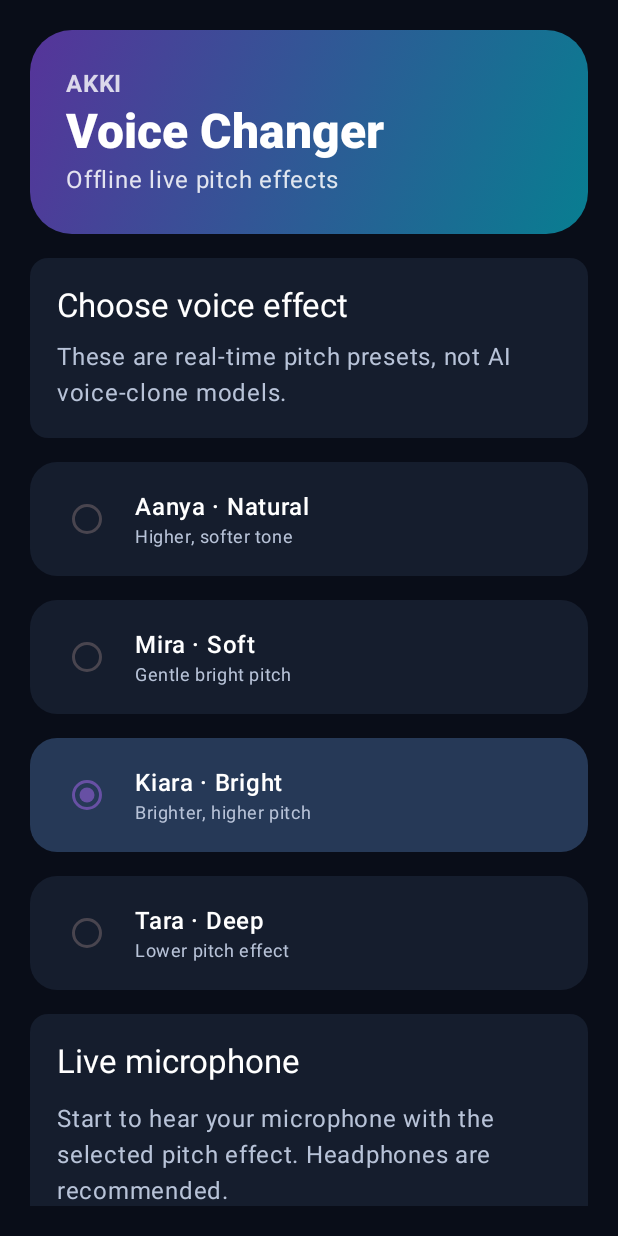
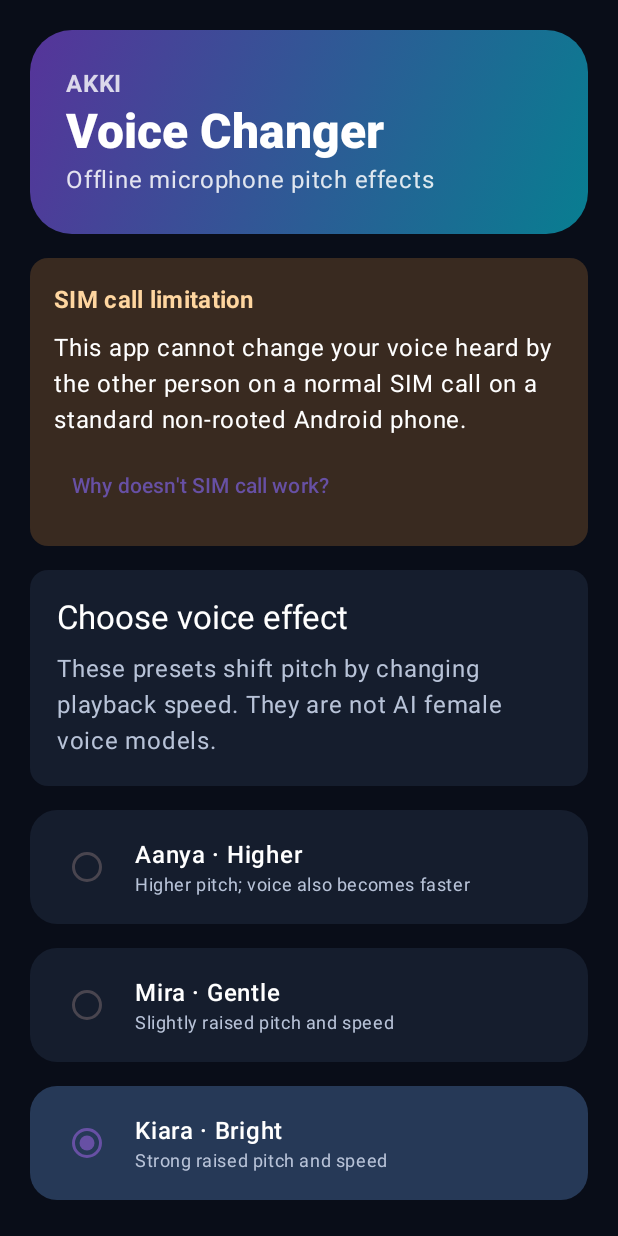
Before and after one commit to disantsinhofficial-dotcom/Akki-Voice-Changer, an Android app built with Jetpack Compose: the composable AkkiVoiceChangerApp shown on its own in the app's theme, after a tap on "Kiara · Bright", on a phone screen of 412 x 824 dp. Run offline under Robolectric (Android 15) with nearby library versions, the phone set to English and light mode, and no system bars; 3 other taps on this screen came first.

Commit message:
Improve audio lifecycle and clarify SIM call limitation

```diff
--- a/app/build.gradle.kts
+++ b/app/build.gradle.kts
@@ -12,8 +12,8 @@ android {
         applicationId = "com.akki.voicechanger"
         minSdk = 26
         targetSdk = 35
-        versionCode = 1
-        versionName = "0.1.0"
+        versionCode = 2
+        versionName = "0.2.0"
     }
 
     buildFeatures {
--- a/app/src/main/java/com/akki/voicechanger/LiveVoiceEngine.kt
+++ b/app/src/main/java/com/akki/voicechanger/LiveVoiceEngine.kt
@@ -6,76 +6,92 @@ import android.media.AudioFormat
 import android.media.AudioRecord
 import android.media.AudioTrack
 import android.media.MediaRecorder
-import android.media.AudioManager
+import java.util.concurrent.atomic.AtomicBoolean
 import kotlin.concurrent.thread
-import java.util.concurrent.atomic.AtomicBoolean
 
 /**
- * Low-latency experimental live pitch monitor.
- * Playback-rate pitch shifting changes both pitch and speed; it is not a neural voice-conversion model.
+ * Foreground-only local pitch monitor. Playback-rate shifting also changes speed.
+ * This class does not route audio into cellular or third-party app calls.
  */
 class LiveVoiceEngine(context: Context) {
-    private val audioManager = context.applicationContext.getSystemService(Context.AUDIO_SERVICE) as AudioManager
+    private val appContext = context.applicationContext
     private var recorder: AudioRecord? = null
     private var player: AudioTrack? = null
     private var worker: Thread? = null
     private val active = AtomicBoolean(false)
-    private var oldMode = AudioManager.MODE_NORMAL
-    private var oldSpeaker = false
 
-    @Suppress("DEPRECATION")
     @Synchronized
     fun start(pitchRatio: Float) {
         if (active.get()) return
         require(pitchRatio in 0.75f..1.55f) { "Unsupported pitch preset" }
+
         val sampleRate = 44100
-        val minIn = AudioRecord.getMinBufferSize(sampleRate, AudioFormat.CHANNEL_IN_MONO, AudioFormat.ENCODING_PCM_16BIT)
-        val minOut = AudioTrack.getMinBufferSize(sampleRate, AudioFormat.CHANNEL_OUT_MONO, AudioFormat.ENCODING_PCM_16BIT)
-        check(minIn > 0 && minOut > 0) { "Audio format is not supported" }
-        val bufferSize = maxOf(minIn, minOut, 4096) * 2
+        val minIn = AudioRecord.getMinBufferSize(
+            sampleRate, AudioFormat.CHANNEL_IN_MONO, AudioFormat.ENCODING_PCM_16BIT
+        )
+        val minOut = AudioTrack.getMinBufferSize(
+            sampleRate, AudioFormat.CHANNEL_OUT_MONO, AudioFormat.ENCODING_PCM_16BIT
+        )
+        check(minIn > 0) { "Microphone does not support the requested audio format ($minIn)" }
+        check(minOut > 0) { "Speaker does not support the requested audio format ($minOut)" }
+        val bufferSize = maxOf(minIn, minOut, 8192)
+
         val input = AudioRecord(
-            MediaRecorder.AudioSource.MIC, sampleRate,
-            AudioFormat.CHANNEL_IN_MONO, AudioFormat.ENCODING_PCM_16BIT, bufferSize
+            MediaRecorder.AudioSource.MIC,
+            sampleRate,
+            AudioFormat.CHANNEL_IN_MONO,
+            AudioFormat.ENCODING_PCM_16BIT,
+            bufferSize
         )
-        check(input.state == AudioRecord.STATE_INITIALIZED) { input.release(); "Microphone initialization failed" }
+        if (input.state != AudioRecord.STATE_INITIALIZED) {
+            input.release()
+            error("Microphone initialization failed")
+        }
+
         val output = AudioTrack.Builder()
             .setAudioAttributes(
                 AudioAttributes.Builder()
-                    .setUsage(AudioAttributes.USAGE_VOICE_COMMUNICATION)
-                    .setContentType(AudioAttributes.CONTENT_TYPE_SPEECH)
+                    .setUsage(AudioAttributes.USAGE_MEDIA)
+                    .setContentType(AudioAttributes.CONTENT_TYPE_MUSIC)
                     .build()
             )
             .setAudioFormat(
-                AudioFormat.Builder().setSampleRate(sampleRate)
+                AudioFormat.Builder()
+                    .setSampleRate(sampleRate)
                     .setEncoding(AudioFormat.ENCODING_PCM_16BIT)
-                    .setChannelMask(AudioFormat.CHANNEL_OUT_MONO).build()
+                    .setChannelMask(AudioFormat.CHANNEL_OUT_MONO)
+                    .build()
             )
             .setBufferSizeInBytes(bufferSize)
             .setTransferMode(AudioTrack.MODE_STREAM)
             .build()
-        check(output.state == AudioTrack.STATE_INITIALIZED) {
-            input.release(); output.release(); "Audio output initialization failed"
+
+        if (output.state != AudioTrack.STATE_INITIALIZED) {
+            input.release()
+            output.release()
+            error("Audio output initialization failed")
         }
-        oldMode = audioManager.mode
-        oldSpeaker = audioManager.isSpeakerphoneOn
-        audioManager.mode = AudioManager.MODE_IN_COMMUNICATION
-        audioManager.isSpeakerphoneOn = true
+
         try {
             output.setPlaybackRate((sampleRate * pitchRatio).toInt())
             input.startRecording()
+            check(input.recordingState == AudioRecord.RECORDSTATE_RECORDING) {
+                "Microphone did not enter recording state"
+            }
             output.play()
-        } catch (e: Exception) {
+        } catch (t: Throwable) {
+            try { input.stop() } catch (_: Exception) {}
             input.release()
             output.release()
-            audioManager.mode = oldMode
-            audioManager.isSpeakerphoneOn = oldSpeaker
-            throw e
+            throw t
         }
+
         recorder = input
         player = output
         active.set(true)
         worker = thread(name = "AkkiLivePitch", priority = Thread.MAX_PRIORITY) {
             val pcm = ShortArray(2048)
+            try {
                 while (active.get()) {
                     val count = input.read(pcm, 0, pcm.size, AudioRecord.READ_BLOCKING)
                     if (count > 0 && active.get()) {
@@ -85,23 +101,29 @@ class LiveVoiceEngine(context: Context) {
                         break
                     }
                 }
+            } catch (_: Exception) {
+                // Audio device can be disconnected or reclaimed by Android.
+            } finally {
                 active.set(false)
             }
         }
+    }
 
-    @Suppress("DEPRECATION")
     @Synchronized
     fun stop() {
         active.set(false)
-        try { recorder?.stop() } catch (_: Exception) {}
-        try { player?.pause(); player?.flush(); player?.stop() } catch (_: Exception) {}
-        try { worker?.join(300) } catch (_: InterruptedException) { Thread.currentThread().interrupt() }
-        recorder?.release()
-        player?.release()
+        val input = recorder
+        val output = player
+        try { input?.stop() } catch (_: Exception) {}
+        try { output?.pause() } catch (_: Exception) {}
+        try { output?.flush() } catch (_: Exception) {}
+        try { worker?.join(1000) } catch (_: InterruptedException) {
+            Thread.currentThread().interrupt()
+        }
+        try { input?.release() } catch (_: Exception) {}
+        try { output?.release() } catch (_: Exception) {}
         recorder = null
         player = null
         worker = null
-        audioManager.mode = oldMode
-        audioManager.isSpeakerphoneOn = oldSpeaker
     }
 }
--- a/app/src/main/java/com/akki/voicechanger/MainActivity.kt
+++ b/app/src/main/java/com/akki/voicechanger/MainActivity.kt
@@ -37,10 +37,10 @@ private fun AkkiVoiceChangerApp() {
     val context = LocalContext.current
     val presets = remember {
         listOf(
-            VoicePreset("Aanya · Natural", "Higher, softer tone", 1.28f),
-            VoicePreset("Mira · Soft", "Gentle bright pitch", 1.20f),
-            VoicePreset("Kiara · Bright", "Brighter, higher pitch", 1.38f),
-            VoicePreset("Tara · Deep", "Lower pitch effect", 0.88f)
+            VoicePreset("Aanya · Higher", "Higher pitch; voice also becomes faster", 1.28f),
+            VoicePreset("Mira · Gentle", "Slightly raised pitch and speed", 1.20f),
+            VoicePreset("Kiara · Bright", "Strong raised pitch and speed", 1.38f),
+            VoicePreset("Tara · Lower", "Lower pitch and slower playback", 0.88f)
         )
     }
     var selected by remember { mutableStateOf(presets[0]) }
@@ -48,11 +48,12 @@ private fun AkkiVoiceChangerApp() {
         mutableStateOf(ContextCompat.checkSelfPermission(context, Manifest.permission.RECORD_AUDIO) == PackageManager.PERMISSION_GRANTED)
     }
     var running by remember { mutableStateOf(false) }
-    var status by remember { mutableStateOf("Ready · choose a voice effect and start") }
+    var showSimInfo by remember { mutableStateOf(false) }
+    var status by remember { mutableStateOf("Ready · headphones recommended") }
     val engine = remember { LiveVoiceEngine(context) }
     val permission = rememberLauncherForActivityResult(ActivityResultContracts.RequestPermission()) { granted ->
         hasPermission = granted
-        status = if (granted) "Microphone permission granted" else "Microphone permission is required"
+        status = if (granted) "Microphone permission granted" else "Microphone permission denied"
     }
 
     DisposableEffect(Unit) {
@@ -74,14 +75,23 @@ private fun AkkiVoiceChangerApp() {
                     ) {
                         Text("AKKI", color = Color.White.copy(alpha = .8f), fontWeight = FontWeight.Bold)
                         Text("Voice Changer", color = Color.White, style = MaterialTheme.typography.headlineLarge, fontWeight = FontWeight.ExtraBold)
-                        Text("Offline live pitch effects", color = Color.White.copy(alpha = .85f))
+                        Text("Offline microphone pitch effects", color = Color.White.copy(alpha = .85f))
+                    }
+                }
+                item {
+                    Card(colors = CardDefaults.cardColors(containerColor = Color(0xFF392A20))) {
+                        Column(Modifier.fillMaxWidth().padding(16.dp), verticalArrangement = Arrangement.spacedBy(8.dp)) {
+                            Text("SIM call limitation", color = Color(0xFFFFD6A0), style = MaterialTheme.typography.titleMedium, fontWeight = FontWeight.Bold)
+                            Text("This app cannot change your voice heard by the other person on a normal SIM call on a standard non-rooted Android phone.", color = Color.White)
+                            TextButton(onClick = { showSimInfo = true }) { Text("Why doesn't SIM call work?") }
+                        }
                     }
                 }
                 item {
                     Card(colors = CardDefaults.cardColors(containerColor = Color(0xFF151D2D))) {
                         Column(Modifier.padding(18.dp), verticalArrangement = Arrangement.spacedBy(8.dp)) {
                             Text("Choose voice effect", color = Color.White, style = MaterialTheme.typography.titleLarge)
-                            Text("These are real-time pitch presets, not AI voice-clone models.", color = Color(0xFFB8C3D8))
+                            Text("These presets shift pitch by changing playback speed. They are not AI female voice models.", color = Color(0xFFB8C3D8))
                         }
                     }
                 }
@@ -104,10 +114,10 @@ private fun AkkiVoiceChangerApp() {
                 item {
                     Card(colors = CardDefaults.cardColors(containerColor = Color(0xFF151D2D))) {
                         Column(Modifier.fillMaxWidth().padding(18.dp), verticalArrangement = Arrangement.spacedBy(12.dp)) {
-                            Text("Live microphone", color = Color.White, style = MaterialTheme.typography.titleLarge)
+                            Text("Live microphone test", color = Color.White, style = MaterialTheme.typography.titleLarge)
                             Text(
-                                if (running) "Mic is being processed and monitored through the phone speaker. Use headphones to reduce feedback."
-                                else "Start to hear your microphone with the selected pitch effect. Headphones are recommended.",
+                                if (running) "Effect active. Your processed voice is played locally on this phone only; it is not sent into a call."
+                                else "Test the effect locally using headphones. Loudspeaker feedback can cause echo.",
                                 color = Color(0xFFB8C3D8)
                             )
                             if (!hasPermission) {
@@ -125,15 +135,15 @@ private fun AkkiVoiceChangerApp() {
                                             try {
                                                 engine.start(selected.ratio)
                                                 running = true
-                                                status = "Live effect active · ${selected.name}"
+                                                status = "Local pitch monitor active · ${selected.name}"
                                             } catch (e: Exception) {
                                                 running = false
-                                                status = "Could not start audio: ${e.message ?: "audio device unavailable"}"
+                                                status = "Audio start failed: ${e.message ?: "device unavailable"}"
                                             }
                                         }
                                     },
                                     modifier = Modifier.fillMaxWidth()
-                                ) { Text(if (running) "Stop voice changer" else "Start live voice changer") }
+                                ) { Text(if (running) "Stop local test" else "Start local test") }
                             }
                             Text(status, color = if (running) Color(0xFF8ED8C5) else Color(0xFFB8C3D8))
                         }
@@ -141,13 +151,21 @@ private fun AkkiVoiceChangerApp() {
                 }
                 item {
                     Text(
-                        "Note: This build provides offline live pitch shifting. It does not yet create a natural AI female voice, save converted recordings, or alter cellular SIM-call microphone audio. Ordinary Android apps cannot generally replace SIM-call uplink audio on non-rooted phones.",
+                        "Not supported: changing audio in normal cellular SIM calls or other apps' calls. Also not yet included: neural AI voice conversion, converted recording export, background operation and in-app internet calling.",
                         color = Color(0xFF8491A8),
                         style = MaterialTheme.typography.bodySmall,
                         modifier = Modifier.padding(bottom = 20.dp)
                     )
                 }
             }
+            if (showSimInfo) {
+                AlertDialog(
+                    onDismissRequest = { showSimInfo = false },
+                    title = { Text("Why SIM call voice changing is unavailable") },
+                    text = { Text("Android protects cellular call audio. A regular app without privileged system access cannot capture and replace the outgoing SIM-call microphone stream. Microphone permission alone does not grant this ability. This app's effect can only be tested locally.") },
+                    confirmButton = { TextButton(onClick = { showSimInfo = false }) { Text("Got it") } }
+                )
+            }
         }
     }
 }
```
Also changed, not shown: 1 other file. Lines whose indentation alone changed are shown as unchanged.
